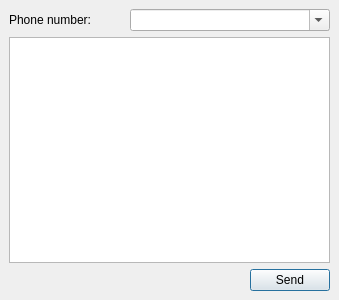
Qt form wengophone/src/presentation/qt/sms/SmsWindow.ui (tkrotoff/WengoPhone) before a commit.
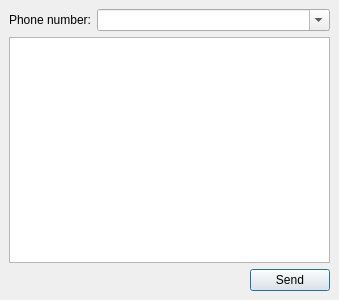
The same form after that commit. Icons and pictures are not drawn.

What changed in the file:
```diff
--- a/wengophone/src/presentation/qt/sms/SmsWindow.ui
+++ b/wengophone/src/presentation/qt/sms/SmsWindow.ui
@@ -22,29 +22,15 @@
    <property name="spacing" >
     <number>6</number>
    </property>
-   <item row="0" column="1" colspan="2" >
-    <widget class="QComboBox" name="phoneComboBox" >
-     <property name="sizePolicy" >
-      <sizepolicy>
-       <hsizetype>7</hsizetype>
-       <vsizetype>0</vsizetype>
-       <horstretch>0</horstretch>
-       <verstretch>0</verstretch>
-      </sizepolicy>
-     </property>
-     <property name="editable" >
-      <bool>true</bool>
-     </property>
-    </widget>
-   </item>
-   <item row="0" column="0" >
-    <widget class="QLabel" name="phoneNumberLabel" >
-     <property name="text" >
-      <string>Phone number:</string>
-     </property>
-    </widget>
-   </item>
    <item row="2" column="0" colspan="2" >
+    <layout class="QHBoxLayout" >
+     <property name="margin" >
+      <number>0</number>
+     </property>
+     <property name="spacing" >
+      <number>6</number>
+     </property>
+     <item>
     <spacer>
      <property name="orientation" >
       <enum>Qt::Horizontal</enum>
@@ -57,7 +43,7 @@
      </property>
     </spacer>
    </item>
-   <item row="2" column="2" >
+     <item>
     <widget class="QPushButton" name="sendButton" >
      <property name="text" >
       <string>Send</string>
@@ -67,13 +53,37 @@
      </property>
     </widget>
    </item>
-   <item row="1" column="0" colspan="3" >
+    </layout>
+   </item>
+   <item row="1" column="0" colspan="2" >
     <widget class="QTextEdit" name="smsText" >
      <property name="acceptRichText" >
       <bool>false</bool>
      </property>
     </widget>
    </item>
+   <item row="0" column="0" >
+    <widget class="QLabel" name="phoneNumberLabel" >
+     <property name="text" >
+      <string>Phone number:</string>
+     </property>
+    </widget>
+   </item>
+   <item row="0" column="1" >
+    <widget class="QComboBox" name="phoneComboBox" >
+     <property name="sizePolicy" >
+      <sizepolicy>
+       <hsizetype>7</hsizetype>
+       <vsizetype>0</vsizetype>
+       <horstretch>0</horstretch>
+       <verstretch>0</verstretch>
+      </sizepolicy>
+     </property>
+     <property name="editable" >
+      <bool>true</bool>
+     </property>
+    </widget>
+   </item>
   </layout>
  </widget>
  <pixmapfunction></pixmapfunction>
```
Lines whose indentation alone changed are shown as unchanged.
